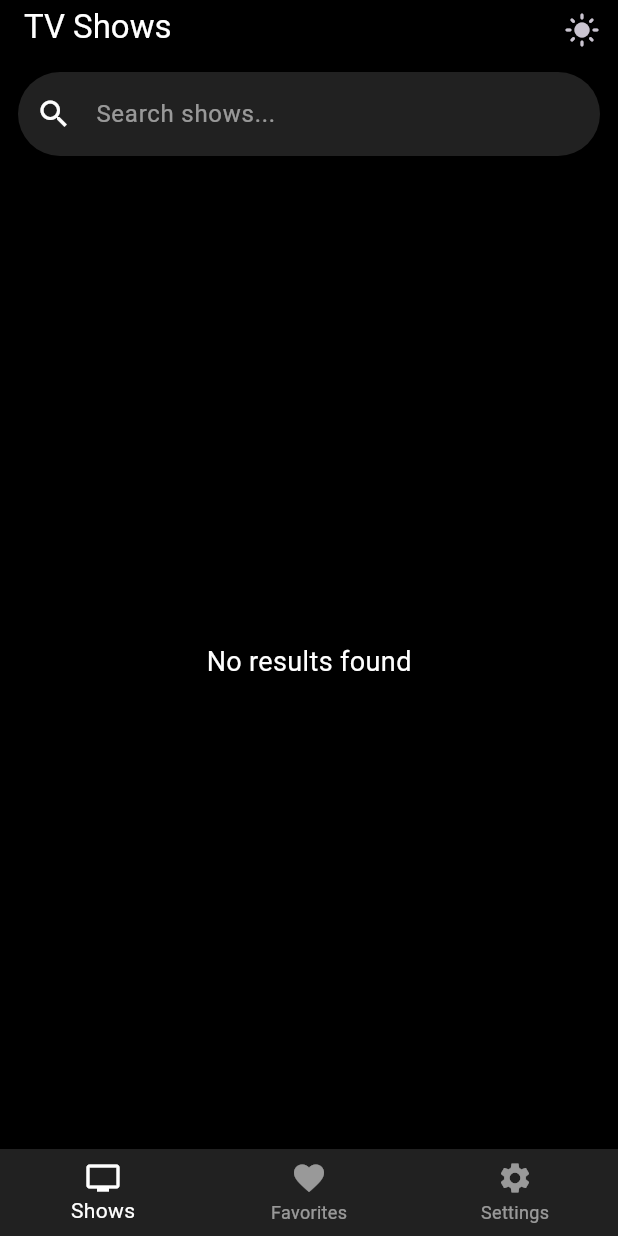
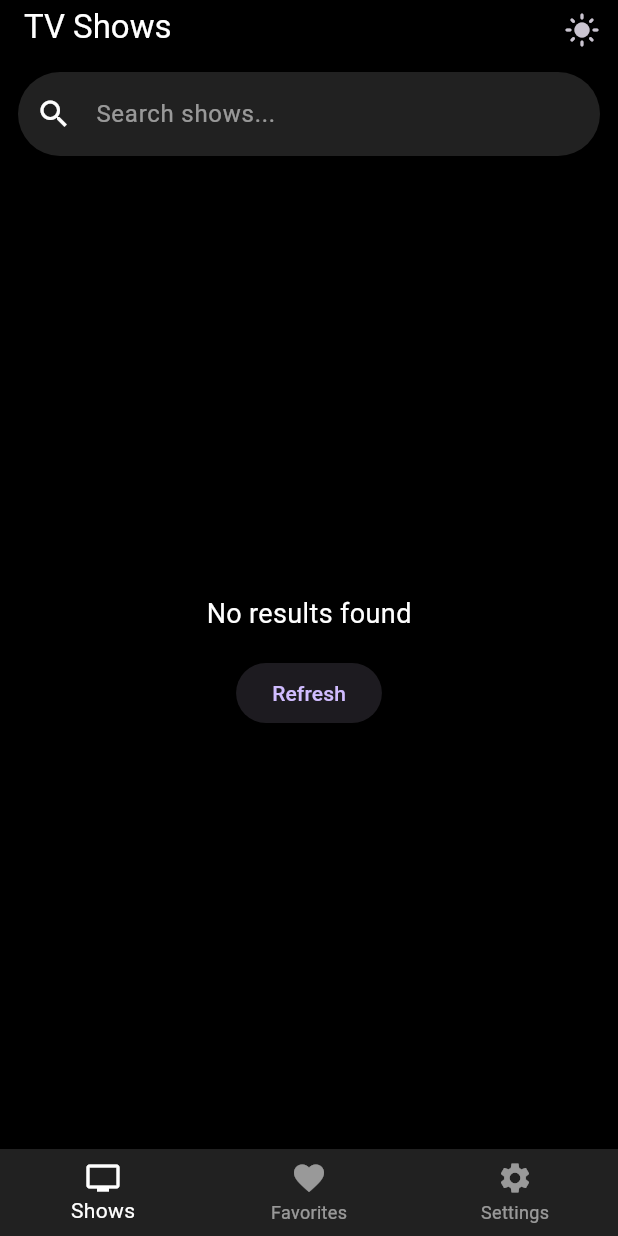
Before and after one commit to juvin960/tv-shows-app, a Flutter app: the screen it shows after launch, on a phone screen of 412 x 824 dp. Run offline on Flutter 3.47's test engine with Material 3 defaults, Android fonts, the phone set to English and light mode, and no system bars; our stand-ins replace cached_network_image, flutter_html, get_it, sqflite; accounts and stored records are empty; Roboto replaces fonts that are missing (PlusJakartaSans).

Commit message:
added  a refresh button in home page. Added an app name for launcher

```diff
--- a/lib/Features/presentation/view/show_list_screen.dart
+++ b/lib/Features/presentation/view/show_list_screen.dart
@@ -147,18 +147,30 @@ class _HomePageState extends State<HomePage> {
                   if (vm.isLoading) {
                     return const Center(child: CircularProgressIndicator());
                   }
-
                   if (vm.shows.isEmpty) {
                     return Center(
-                      child: Text(
-                        "No results found",
-                        style: TextStyle(
-                          color: isDark ? Colors.white : Colors.black,
-                          fontSize: 18,
-                        ),
+                      child: Column(
+                        mainAxisSize: MainAxisSize.min,
+                        children: [
+                          Text(
+                            "No results found",
+                            style: TextStyle(
+                              color: isDark ? Colors.white : Colors.black,
+                              fontSize: 18,
+                            ),
+                          ),
+                          const SizedBox(height: 16),
+                          ElevatedButton(
+                            onPressed: () {
+                              vm.loadShows();
+                            },
+                            child: const Text("Refresh"),
+                          ),
+                        ],
                       ),
                     );
                   }
+
 
                   return GridView.builder(
                     controller: _scrollController,
--- a/pubspec.yaml
+++ b/pubspec.yaml
@@ -46,6 +46,7 @@ dependencies:
 dev_dependencies:
   flutter_test:
     sdk: flutter
+  build_runner: ^2.4.8
   mockito: ^5.4.2
   flutter_launcher_icons: ^0.14.3
 
```
Also changed, not shown: lib/Features/presentation/view/show_detail_screen.dart (+20 -2 lines), pubspec.lock, 1 other file.
